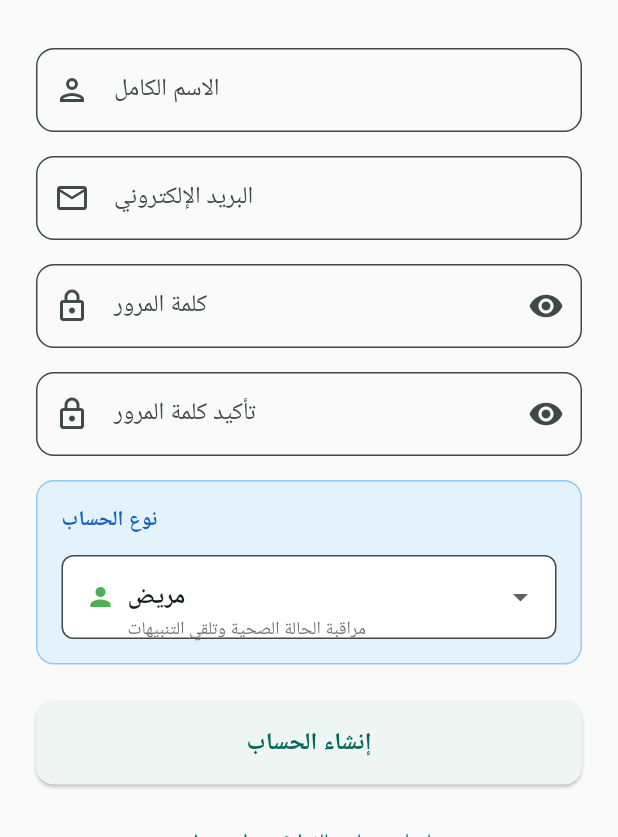
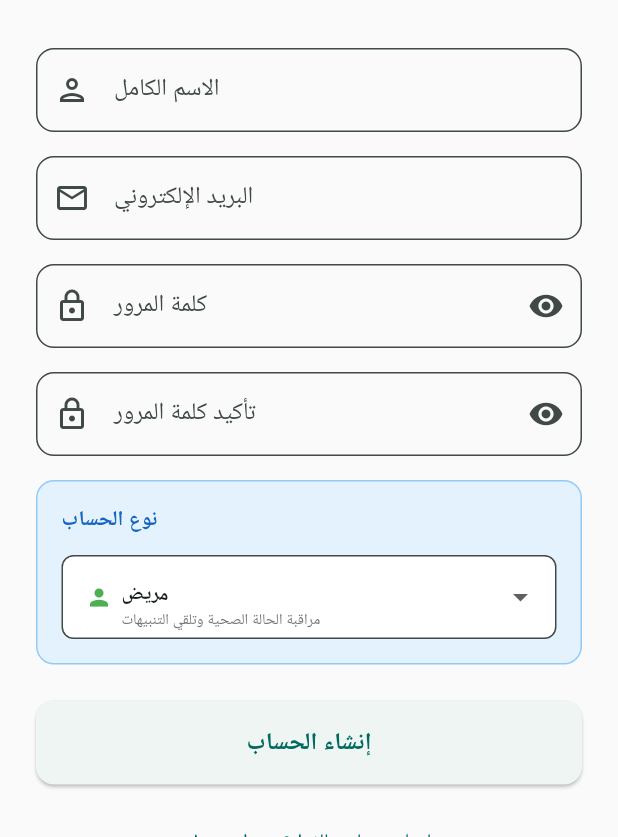
Before and after one commit to menasaad1/NeuroGuard_App, a Flutter app: the SignupWidget screen opened directly with empty values, on a phone screen of 412 x 824 dp, the part 399-1236 px from its top. Run offline on Flutter 3.47's test engine with Material 3 defaults, Android fonts, the phone set to English and light mode, and no system bars; our stand-ins replace cloud_firestore, firebase_auth, firebase_core; accounts and stored records are empty; Roboto replaces fonts that are missing (Arial).

Commit message:
Enhance user experience in authentication flow by refining UI elements in auth_screen.dart, adding input validation in app_state.dart, and improving error handling in firebase_auth_service.dart with detailed logging for better debugging.

```diff
--- a/lib/screens/auth_screen.dart
+++ b/lib/screens/auth_screen.dart
@@ -572,34 +572,38 @@ class _SignupWidgetState extends State<SignupWidget> {
                         return DropdownMenuItem(
                           value: role,
                           child: Container(
-                            constraints: const BoxConstraints(maxWidth: 300),
+                            constraints: const BoxConstraints(maxWidth: 280),
                             child: Row(
                               mainAxisSize: MainAxisSize.min,
                               children: [
                                 Icon(
                                   _getRoleIcon(role),
                                   color: _getRoleColor(role),
-                                  size: 20,
+                                  size: 18,
                                 ),
-                                const SizedBox(width: 8),
-                                Flexible(
+                                const SizedBox(width: 6),
+                                Expanded(
                                   child: Column(
                                     crossAxisAlignment: CrossAxisAlignment.start,
                                     mainAxisSize: MainAxisSize.min,
                                     children: [
                                       Text(
                                         UserManagementService.getRoleDisplayName(role),
-                                        style: const TextStyle(fontWeight: FontWeight.bold),
+                                        style: const TextStyle(
+                                          fontWeight: FontWeight.bold,
+                                          fontSize: 13,
+                                        ),
                                         overflow: TextOverflow.ellipsis,
+                                        maxLines: 1,
                                       ),
                                       Text(
                                         UserManagementService.getRoleDescription(role),
                                         style: TextStyle(
-                                          fontSize: 12,
+                                          fontSize: 10,
                                           color: Colors.grey[600],
                                         ),
                                         overflow: TextOverflow.ellipsis,
-                                        maxLines: 2,
+                                        maxLines: 1,
                                       ),
                                     ],
                                   ),
--- a/lib/services/firebase_auth_service.dart
+++ b/lib/services/firebase_auth_service.dart
@@ -98,8 +98,10 @@ class FirebaseAuthService {
       }
       return null;
     } on FirebaseAuthException catch (e) {
+      print('Firebase Auth Error: ${e.code} - ${e.message}');
       throw _handleAuthException(e);
     } catch (e) {
+      print('General Error: $e');
       throw Exception('حدث خطأ غير متوقع: $e');
     }
   }
```
Also changed, not shown: lib/state/app_state.dart (+21 -1 lines), 1 other file.
